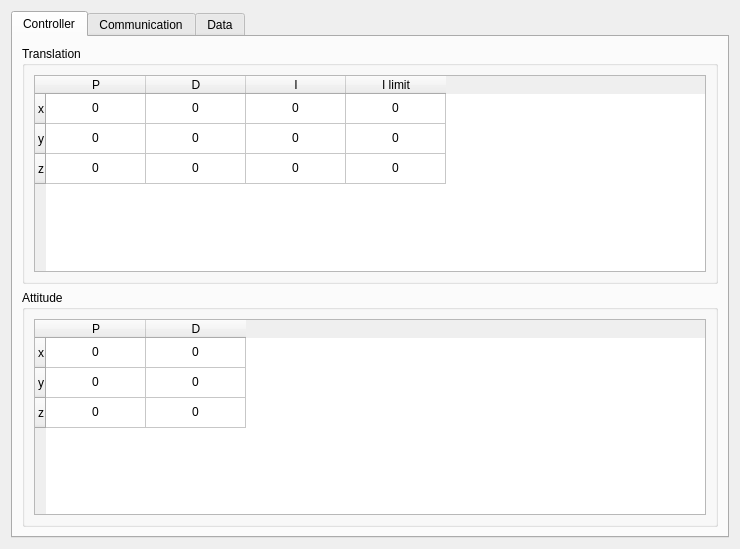
This is Leash/src/Leash.ui in ryan0270/quadrover as Qt 5 draws it before an edit. The edited form follows.
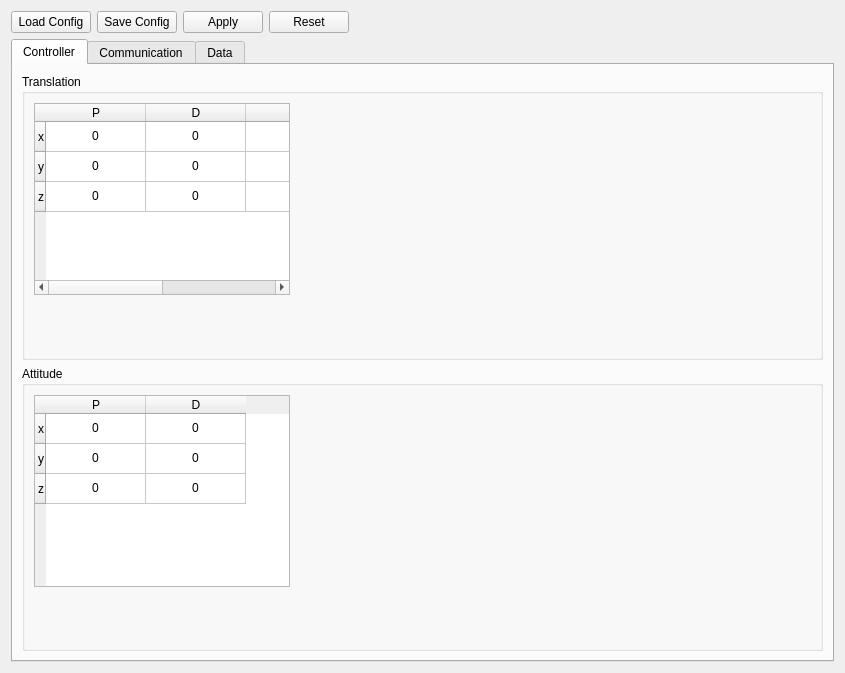
This is the edited form. The open tabs and pages were chosen to show the change.

Commit message: Leash saving and loading controller gains

What changed in the file:
```diff
--- a/Leash/src/Leash.ui
+++ b/Leash/src/Leash.ui
@@ -6,8 +6,8 @@
    <rect>
     <x>0</x>
     <y>0</y>
-    <width>740</width>
-    <height>549</height>
+    <width>845</width>
+    <height>673</height>
    </rect>
   </property>
   <property name="windowTitle">
@@ -15,6 +15,33 @@
   </property>
   <layout class="QGridLayout" name="gridLayout">
    <item row="0" column="0">
+    <widget class="QPushButton" name="btnLoadConfig">
+     <property name="text">
+      <string>Load Config</string>
+     </property>
+    </widget>
+   </item>
+   <item row="0" column="4">
+    <spacer name="horizontalSpacer_5">
+     <property name="orientation">
+      <enum>Qt::Horizontal</enum>
+     </property>
+     <property name="sizeHint" stdset="0">
+      <size>
+       <width>484</width>
+       <height>20</height>
+      </size>
+     </property>
+    </spacer>
+   </item>
+   <item row="0" column="1">
+    <widget class="QPushButton" name="btnSaveConfig">
+     <property name="text">
+      <string>Save Config</string>
+     </property>
+    </widget>
+   </item>
+   <item row="1" column="0" colspan="5">
     <widget class="QTabWidget" name="tabWidget_2">
      <property name="currentIndex">
       <number>1</number>
@@ -198,6 +225,32 @@
             </item>
            </widget>
           </item>
+          <item row="0" column="1">
+           <spacer name="horizontalSpacer_3">
+            <property name="orientation">
+             <enum>Qt::Horizontal</enum>
+            </property>
+            <property name="sizeHint" stdset="0">
+             <size>
+              <width>518</width>
+              <height>20</height>
+             </size>
+            </property>
+           </spacer>
+          </item>
+          <item row="1" column="0">
+           <spacer name="verticalSpacer_5">
+            <property name="orientation">
+             <enum>Qt::Vertical</enum>
+            </property>
+            <property name="sizeHint" stdset="0">
+             <size>
+              <width>20</width>
+              <height>52</height>
+             </size>
+            </property>
+           </spacer>
+          </item>
          </layout>
         </widget>
        </item>
@@ -311,6 +364,32 @@
             </item>
            </widget>
           </item>
+          <item row="0" column="1">
+           <spacer name="horizontalSpacer_4">
+            <property name="orientation">
+             <enum>Qt::Horizontal</enum>
+            </property>
+            <property name="sizeHint" stdset="0">
+             <size>
+              <width>518</width>
+              <height>20</height>
+             </size>
+            </property>
+           </spacer>
+          </item>
+          <item row="1" column="0">
+           <spacer name="verticalSpacer_6">
+            <property name="orientation">
+             <enum>Qt::Vertical</enum>
+            </property>
+            <property name="sizeHint" stdset="0">
+             <size>
+              <width>20</width>
+              <height>51</height>
+             </size>
+            </property>
+           </spacer>
+          </item>
          </layout>
         </widget>
        </item>
@@ -1292,6 +1371,20 @@
      </widget>
     </widget>
    </item>
+   <item row="0" column="3">
+    <widget class="QPushButton" name="btnResetConfig">
+     <property name="text">
+      <string>Reset</string>
+     </property>
+    </widget>
+   </item>
+   <item row="0" column="2">
+    <widget class="QPushButton" name="btnApply">
+     <property name="text">
+      <string>Apply</string>
+     </property>
+    </widget>
+   </item>
   </layout>
  </widget>
  <resources/>
```
Left out of the diff: 6 changed lines with no effect on the pictures. The commit also changes 8 other files.
